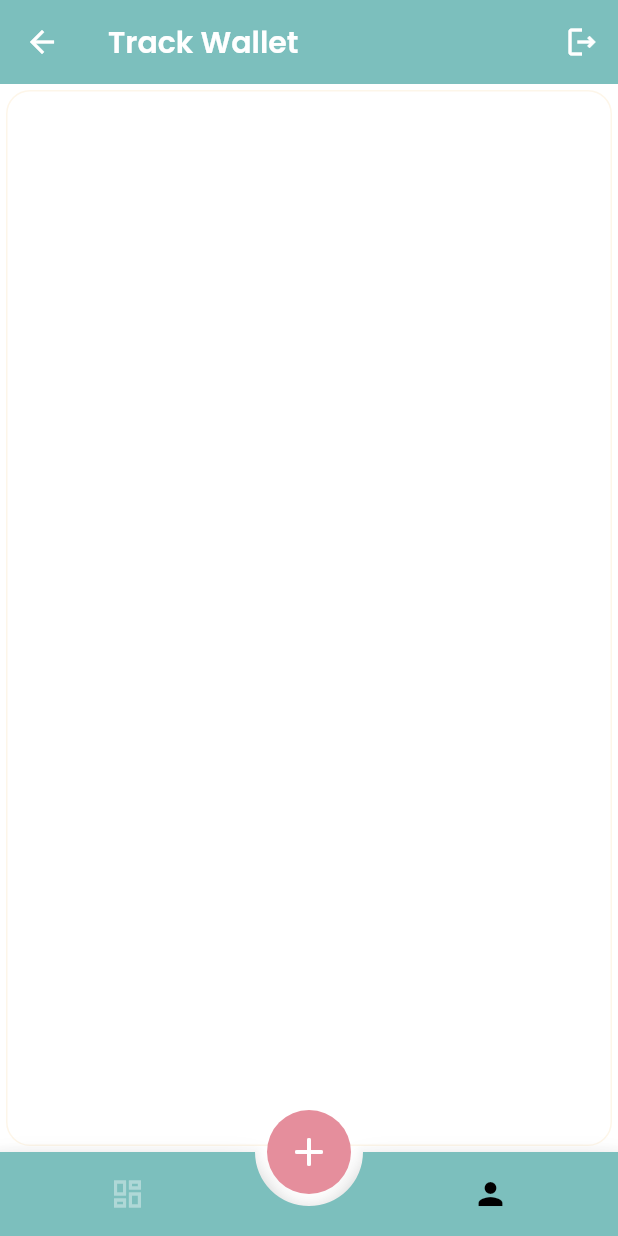
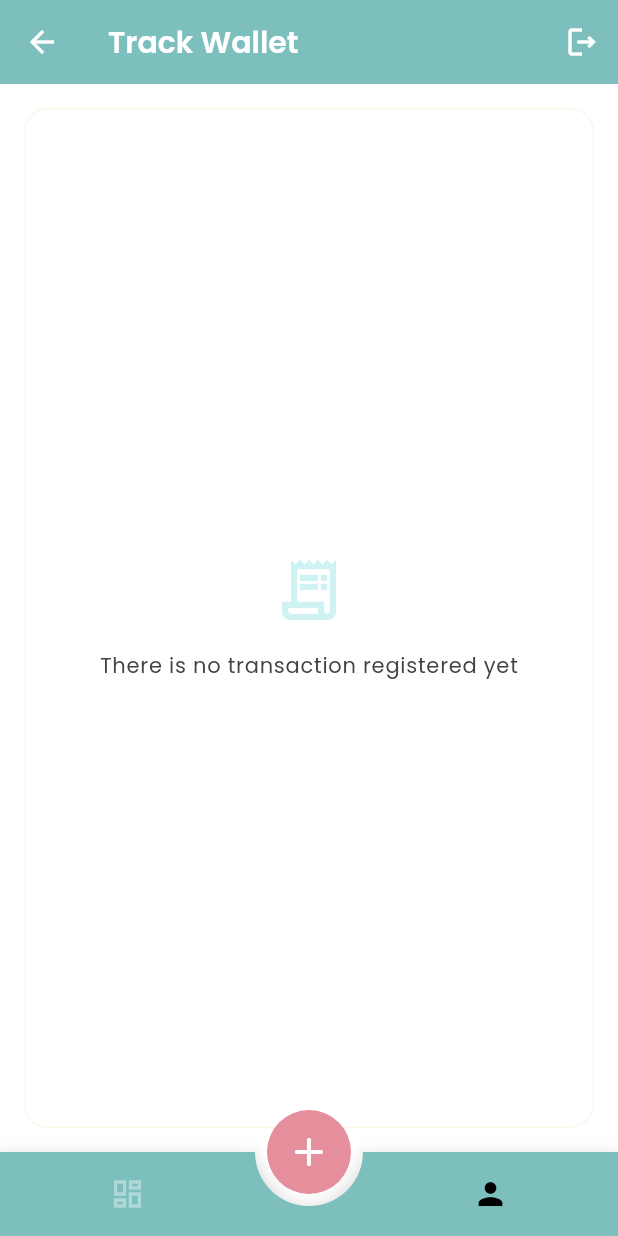
Before and after one commit to Yido1007/trackwallet, a Flutter app: the HomeScreen screen opened by its route, item 2 of the bottom bar chosen, on a phone screen of 412 x 824 dp. Run offline on Flutter 3.47's test engine with Material 3 defaults, Android fonts, the phone set to English and light mode, and no system bars; drawn by our look-alikes of animated_bottom_navigation_bar; our stand-ins replace dio, gap, get, google_fonts, google_sign_in, shared_preferences; accounts and stored records are empty; network calls fail.

Commit message:
The actions on the main screen have been made deletable

```diff
--- a/analysis_options.yaml
+++ b/analysis_options.yaml
@@ -6,3 +6,4 @@ analyzer:
     no_leading_underscores_for_local_identifiers: ignore
     unnecessary_null_comparison: ignore
     unused_field: ignore
+    unused_local_variable: ignore
--- a/lib/module/controller/base.dart
+++ b/lib/module/controller/base.dart
@@ -12,7 +12,7 @@ class BaseController extends GetxController {
 
   void showErrorSnackbar({
     required String message,
-    String title = 'Hata',
+    String title = 'Error',
     Duration duration = const Duration(seconds: 3),
   }) {
     Get.snackbar(
@@ -37,7 +37,7 @@ class BaseController extends GetxController {
 
   void showSuccessSnackbar({
     required String message,
-    String title = 'Başarılı',
+    String title = 'Success',
     Duration duration = const Duration(seconds: 3),
   }) {
     Get.snackbar(
--- a/lib/module/controller/transaction.dart
+++ b/lib/module/controller/transaction.dart
@@ -3,6 +3,7 @@ import 'package:get/get.dart';
 import 'package:trackwallet/model/category.dart';
 import 'package:trackwallet/model/transaction_parameters.dart';
 import 'package:trackwallet/module/controller/base.dart';
+import 'package:trackwallet/module/controller/dashboard.dart';
 import 'package:trackwallet/repos/category.dart';
 import 'package:trackwallet/repos/transaction.dart';
 
@@ -43,6 +44,7 @@ class TransactionController extends BaseController {
       );
       var result = await _transactionRepos.addTransaction(transaction);
       if (result != null) {
+        await Get.find<DashboardController>().refreshDashboard();
         Get.back();
         showSuccessSnackbar(message: "Transaction created");
         clearForm();
--- a/lib/repos/transaction.dart
+++ b/lib/repos/transaction.dart
@@ -38,7 +38,7 @@ class TransactionRepos extends GetxService {
     final response = await _apiService.delete(
       "${ApiConstant.transactions}/$id",
     );
-    if (response.data == 200) {
+    if (response.statusCode == 200) {
       return true;
     }
     throw Exception("An error occurred while deleting transaction");
--- a/lib/widget/transaction/list.dart
+++ b/lib/widget/transaction/list.dart
@@ -1,12 +1,48 @@
 import 'package:flutter/material.dart';
 import 'package:get/get.dart';
 import 'package:trackwallet/module/controller/dashboard.dart';
+
+import '../../theme/app_colors.dart';
 
 class TransactionList extends GetView<DashboardController> {
   const TransactionList({super.key});
 
   @override
   Widget build(BuildContext context) {
+    return Obx(() {
+      if (controller.myTransaction.isEmpty) {
+        return Card(
+          margin: const EdgeInsets.all(16),
+          child: Padding(
+            padding: const EdgeInsets.all(24.0),
+            child: Center(
+              child: Column(
+                mainAxisSize: MainAxisSize.min,
+                children: [
+                  Icon(
+                    Icons.receipt_long_outlined,
+                    size: 48,
+                    color:
+                        Theme.of(context).brightness == Brightness.dark
+                            ? AppColors.darkTiffanyBlue.withAlpha(128)
+                            : AppColors.tiffanyBlue.withAlpha(128),
+                  ),
+                  const SizedBox(height: 16),
+                  Text(
+                    "There is no transaction registered yet",
+                    style: Theme.of(context).textTheme.bodyLarge?.copyWith(
+                      color:
+                          Theme.of(context).brightness == Brightness.dark
+                              ? AppColors.darkTextSecondary
+                              : AppColors.textSecondary,
+                    ),
+                  ),
+                ],
+              ),
+            ),
+          ),
+        );
+      }
       return Card(
         child: ListView.separated(
           itemBuilder: (context, index) {
@@ -14,6 +50,16 @@ class TransactionList extends GetView<DashboardController> {
             var category = currentTransaction.category;
             return Dismissible(
               key: ValueKey(currentTransaction.id),
+              direction: DismissDirection.endToStart,
+              onDismissed: (direction) {
+                controller.deleteTransactions(currentTransaction.id!);
+              },
+              background: Container(
+                color: Colors.red,
+                alignment: Alignment.centerRight,
+                padding: EdgeInsets.symmetric(horizontal: 16),
+                child: Icon(Icons.delete_outline, color: Colors.white),
+              ),
               child: ListTile(
                 title: Text(category!.name!),
                 subtitle: Text(currentTransaction.description!),
@@ -26,5 +72,6 @@ class TransactionList extends GetView<DashboardController> {
           itemCount: controller.myTransaction.length,
         ),
       );
+    });
   }
 }
```
Also changed, not shown: lib/module/controller/dashboard.dart (+14 -0 lines). Lines whose indentation alone changed are shown as unchanged.
